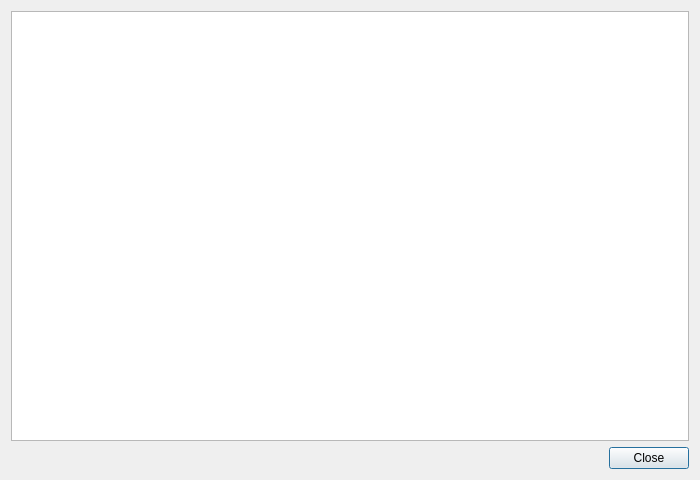
The window that view/ui/license.ui (TreOne/Arkham-Horror-Decker-v2) describes before a commit, drawn with Qt 5.
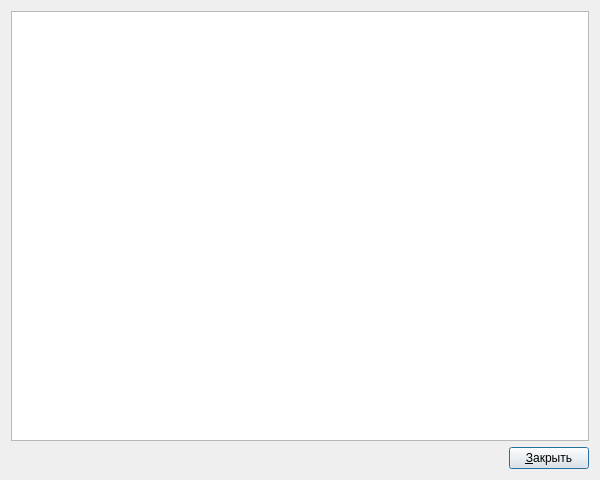
The same window after the commit. Icons and pictures are not drawn.

The edit to the form file:
```diff
--- a/view/ui/license.ui
+++ b/view/ui/license.ui
@@ -6,7 +6,7 @@
    <rect>
     <x>0</x>
     <y>0</y>
-    <width>700</width>
+    <width>600</width>
     <height>480</height>
    </rect>
   </property>
@@ -42,7 +42,10 @@
         <locale language="English" country="UnitedStates"/>
        </property>
        <property name="text">
-        <string>Close</string>
+        <string>&amp;Закрыть</string>
+       </property>
+       <property name="shortcut">
+        <string>Ctrl+Q</string>
        </property>
       </widget>
      </item>
```
Left out of the diff: 16 changed lines with no effect on the pictures.
